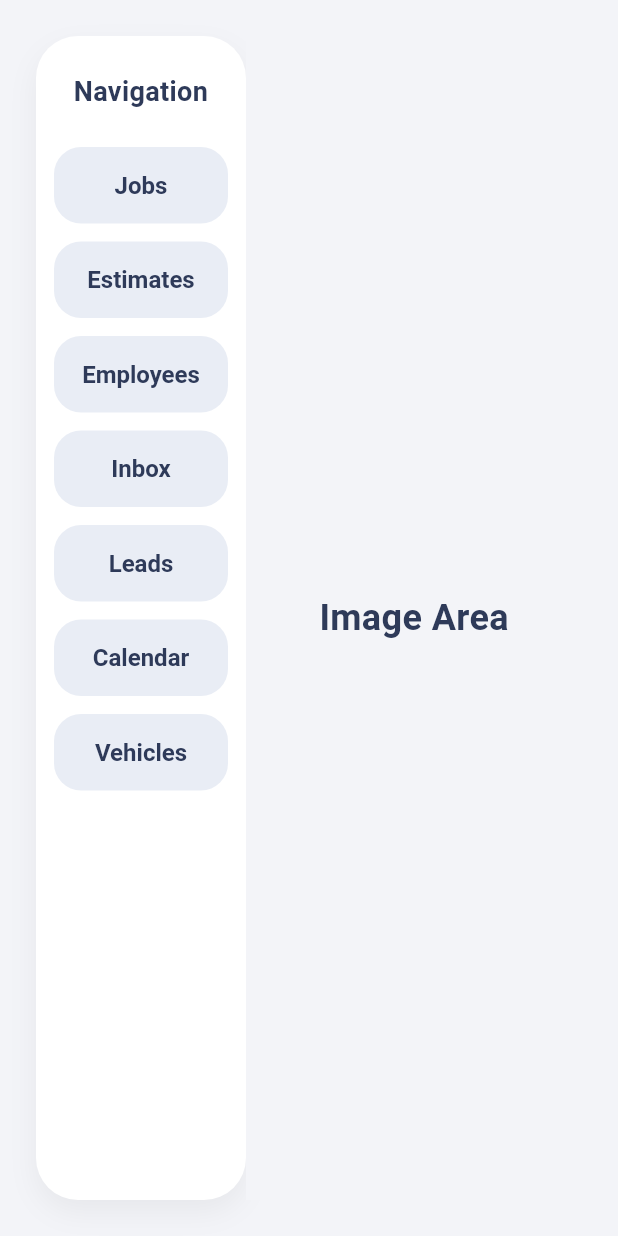
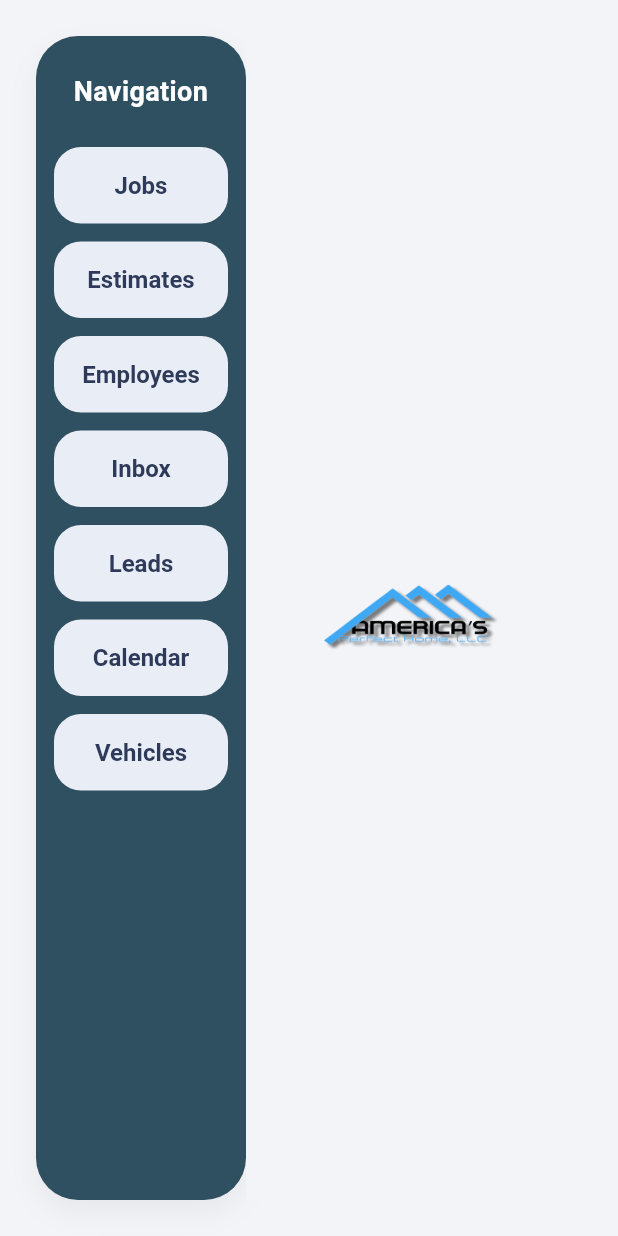
Before and after one commit to Pistote-Initative-Studio/Americas-Perfect-Home, a Flutter app: the screen it shows after launch, on a phone screen of 412 x 824 dp. Run offline on Flutter 3.47's test engine with Material 3 defaults, Android fonts, the phone set to English and light mode, and no system bars.

Commit message:
Add logo asset to navigation layout

```diff
--- a/lib/main.dart
+++ b/lib/main.dart
@@ -64,7 +64,7 @@ class NavigationPage extends StatelessWidget {
                 padding:
                     const EdgeInsets.symmetric(vertical: 24, horizontal: 12),
                 decoration: BoxDecoration(
-                  color: Colors.white,
+                  color: const Color(0xFF2F5061),
                   borderRadius: BorderRadius.circular(28),
                   boxShadow: [
                     BoxShadow(
@@ -83,7 +83,7 @@ class NavigationPage extends StatelessWidget {
                       style: TextStyle(
                         fontSize: 18,
                         fontWeight: FontWeight.bold,
-                        color: Color(0xFF2E3A59),
+                        color: Colors.white,
                       ),
                     ),
                     const SizedBox(height: 24),
@@ -106,12 +106,11 @@ class NavigationPage extends StatelessWidget {
                 child: Container(
                   color: const Color(0xFFF3F4F8),
                   child: Center(
-                    child: Text(
-                      'Image Area',
-                      style: TextStyle(
-                        fontSize: 24,
-                        fontWeight: FontWeight.w600,
-                        color: Color(0xFF2E3A59),
+                    child: Padding(
+                      padding: const EdgeInsets.all(24),
+                      child: Image.asset(
+                        'assets/logo.png',
+                        fit: BoxFit.contain,
                       ),
                     ),
                   ),
--- a/pubspec.yaml
+++ b/pubspec.yaml
@@ -17,3 +17,5 @@ dev_dependencies:
 
 flutter:
   uses-material-design: true
+  assets:
+    - assets/logo.png
```
